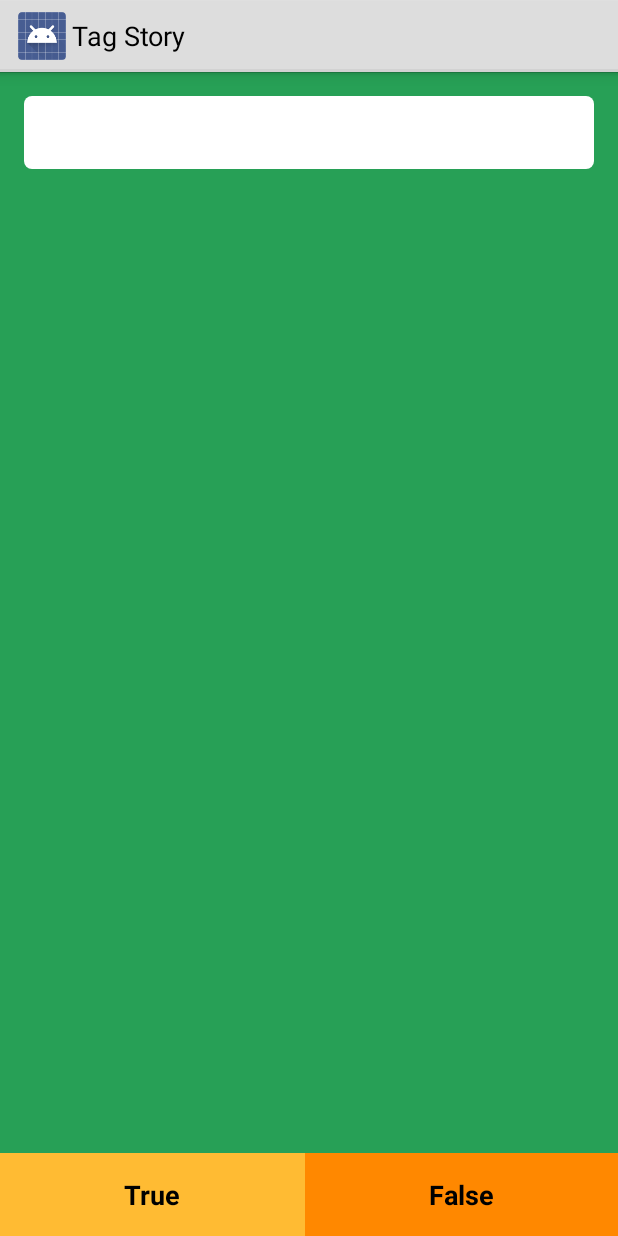
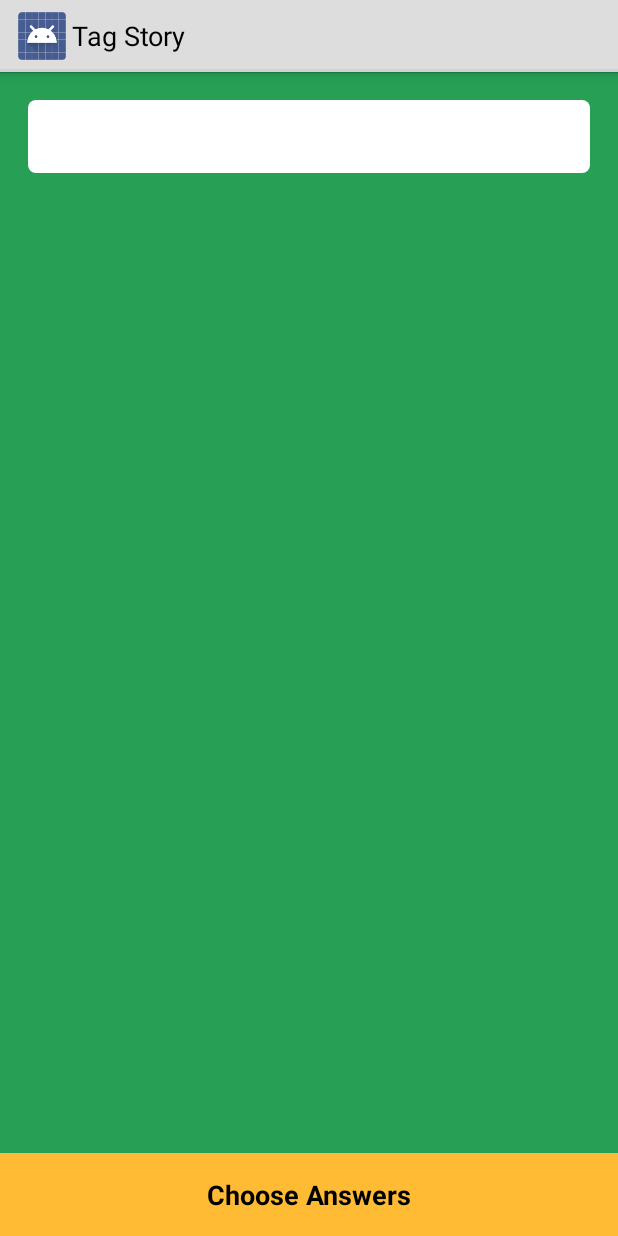
Before and after one commit to Kyrremann/TagStory, an Android app: the QuizActivity screen opened directly, with no data from a screen before it, on a phone screen of 412 x 824 dp. Run offline under Robolectric (Android 15) with nearby library versions, the phone set to English and light mode, and no system bars; 6 statements that could not run were skipped.

Commit message:
added multiquiz function, need to fix json file for extra tag for correct answer

```diff
--- a/tagstory/src/main/java/no/tagstory/story/activity/AbstractStoryActivity.java
+++ b/tagstory/src/main/java/no/tagstory/story/activity/AbstractStoryActivity.java
@@ -4,6 +4,7 @@ import android.app.Activity;
 import android.content.Intent;
 import android.os.Bundle;
 import android.widget.TextView;
+
 import no.tagstory.R;
 import no.tagstory.StoryApplication;
 import no.tagstory.StoryDetailActivity;
@@ -13,6 +14,8 @@ import no.tagstory.story.Story;
 import no.tagstory.story.StoryTag;
 import no.tagstory.utils.ClassVersionFactory;
 import no.tagstory.utils.Database;
+
+import no.tagstory.utils.StoryParser;
 
 public abstract class AbstractStoryActivity extends Activity {
 
--- a/tagstory/src/main/java/no/tagstory/story/game/AbstractGameModeActivity.java
+++ b/tagstory/src/main/java/no/tagstory/story/game/AbstractGameModeActivity.java
@@ -2,7 +2,7 @@ package no.tagstory.story.game;
 
 import android.app.Activity;
 import android.os.Bundle;
-import no.tagstory.R;
+
 import no.tagstory.story.Story;
 import no.tagstory.story.StoryTag;
 import no.tagstory.story.activity.StoryActivity;
--- /dev/null
+++ b/tagstory/src/main/res/layout/activity_quiz_multiple.xml
@@ -0,0 +1,36 @@
+<?xml version="1.0" encoding="utf-8"?>
+<RelativeLayout xmlns:android="http://schemas.android.com/apk/res/android"
+                xmlns:tools="http://schemas.android.com/tools"
+                android:layout_width="match_parent"
+                android:layout_height="match_parent"
+                android:orientation="vertical">
+
+	<ScrollView
+		android:layout_width="match_parent"
+		android:layout_height="wrap_content"
+		android:layout_above="@+id/button_multiple_answers_bottom"
+		android:layout_alignParentTop="true"
+		android:layout_centerHorizontal="true"
+		android:padding="@dimen/default_padding">
+
+		<TextView
+			android:id="@+id/question_multiple"
+			style="@style/TagStoryViewMedium"
+			android:layout_width="match_parent"
+			android:layout_height="wrap_content"
+			tools:text="Lorem Ipsum is simply dummy"/>
+	</ScrollView>
+
+	<Button
+		android:id="@+id/button_multiple_answers_bottom"
+		android:layout_width="match_parent"
+		android:layout_height="wrap_content"
+		android:layout_alignParentBottom="true"
+		android:layout_centerInParent="true"
+		android:background="@color/holo_orange_light"
+		android:onClick="quizAnswerMMultiple"
+		android:padding="15dp"
+		android:text="@string/story_quiz_multiple"
+		android:textAppearance="@style/TextAppearanceButton"
+		/>
+</RelativeLayout>
--- a/tagstory/src/main/res/layout/activity_story_quiz.xml
+++ /dev/null
@@ -1,51 +0,0 @@
-<?xml version="1.0" encoding="utf-8"?>
-<RelativeLayout xmlns:android="http://schemas.android.com/apk/res/android"
-    android:layout_width="fill_parent"
-    android:layout_height="fill_parent" >
-
-    <ScrollView
-        android:layout_width="fill_parent"
-        android:layout_height="fill_parent"
-        android:layout_above="@+id/button_bottom"
-        android:layout_margin="15dp" >
-
-        <LinearLayout
-            android:id="@+id/activity_layout_quiz"
-            android:layout_width="fill_parent"
-            android:layout_height="wrap_content"
-            android:orientation="vertical" >
-        </LinearLayout>
-    </ScrollView>
-
-	<LinearLayout
-			android:id="@+id/button_bottom"
-			android:layout_width="wrap_content"
-			android:layout_height="wrap_content"
-			android:layout_alignParentBottom="true"
-			android:layout_alignParentLeft="true"
-			android:layout_alignParentRight="true">
-
-		<Button
-				android:id="@+id/quiz_true"
-				android:layout_width="wrap_content"
-				android:layout_height="wrap_content"
-				android:layout_weight="1"
-				android:background="@color/holo_orange_light"
-				android:padding="15dp"
-				android:onClick="quizAnswer"
-				android:text="@string/story_quiz_true"
-				android:textStyle="bold"/>
-
-		<Button
-				android:id="@+id/quiz_false"
-				android:layout_width="wrap_content"
-				android:layout_height="wrap_content"
-				android:layout_weight="1"
-				android:background="@color/holo_orange_dark"
-				android:padding="15dp"
-				android:onClick="quizAnswer"
-				android:text="@string/story_quiz_false"
-				android:textStyle="bold"/>
-	</LinearLayout>
-
-</RelativeLayout>
--- a/tagstory/src/main/res/values/colors.xml
+++ b/tagstory/src/main/res/values/colors.xml
@@ -16,4 +16,6 @@
 	<color name="holo_red_dark">#ffcc0000</color>
 	<color name="holo_red_light">#ffff4444</color>
 
+	<color name="text_color_white">#ffffff</color>
+
 </resources>
--- a/tagstory/src/main/res/values/strings.xml
+++ b/tagstory/src/main/res/values/strings.xml
@@ -56,6 +56,7 @@
 	<string name="story_quiz_ready">I am ready</string>
 	<string name="story_quiz_true">True</string>
 	<string name="story_quiz_false">False</string>
+	<string name="story_quiz_multiple">Choose Answers</string>
 	<string name="story_quiz_correction">Correction</string>
 	<string name="story_quiz_next">Next question</string>
 
--- a/tagstory/src/main/res/values/styles.xml
+++ b/tagstory/src/main/res/values/styles.xml
@@ -34,4 +34,11 @@
 
     <style name="ProgressBarStyle" parent="@android:style/Widget.ProgressBar.Horizontal"/>
 
+	<style name="TextAppearanceButton">
+		<item name="android:textColor">@color/text_color_white</item>
+		<item name="android:textSize">@dimen/text_size_medium</item>
+		<item name="textAllCaps">true</item>
+		<item name="android:textStyle">bold</item>
+	</style>
+
 </resources>
```
Also changed, not shown: tagstory/src/main/java/no/tagstory/story/StoryTag.java (+23 -1 lines), tagstory/src/main/java/no/tagstory/story/activity/StoryActivity.java (+7 -4 lines), tagstory/src/main/java/no/tagstory/story/activity/utils/TravelIntentUtil.java (+7 -2 lines), tagstory/src/main/java/no/tagstory/story/game/QuizActivity.java (+48 -29 lines), tagstory/src/main/java/no/tagstory/story/game/QuizModeEnum.java (added, +29 -0 lines), tagstory/src/main/java/no/tagstory/story/game/QuizNode.java (+16 -4 lines), tagstory/src/main/java/no/tagstory/utils/StoryParser.java (+44 -4 lines), tagstory/src/main/res/layout/activity_story_quiz_single.xml (added, +57 -0 lines), tagstory/src/main/res/values/dimens.xml (added, +16 -0 lines).
